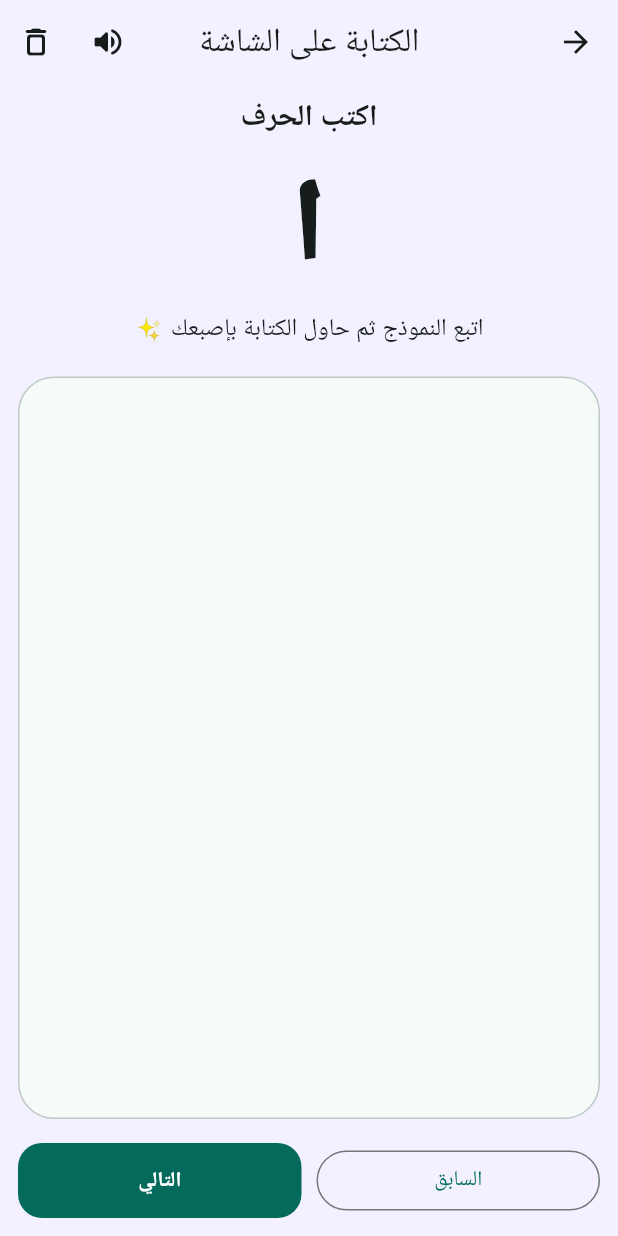
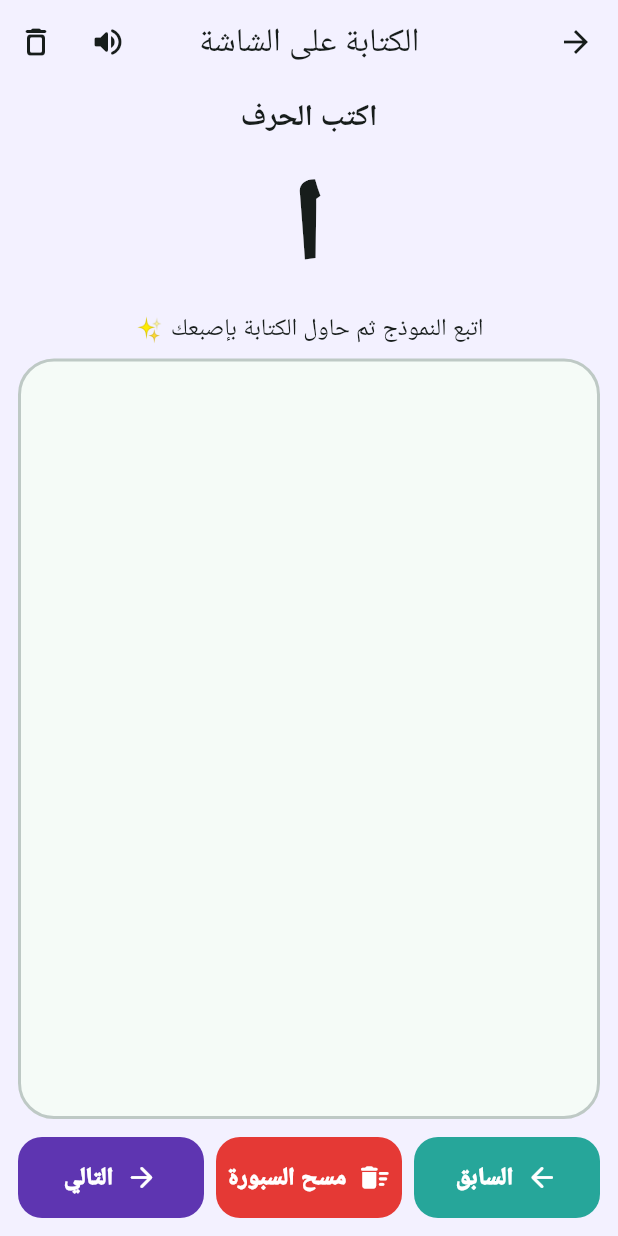
Before and after one commit to ali12hhh-oss/Moallemy_one, a Flutter app: the WritingScreen screen opened directly, on a phone screen of 412 x 824 dp. Run offline on Flutter 3.47's test engine with Material 3 defaults, Android fonts, the phone set to English and light mode, and no system bars; our stand-ins replace audioplayers, flutter_svg, flutter_tts, image_picker, shared_preferences; missing offline and left inert: google_mlkit_digital_ink_recognition; accounts and stored records are empty; project files that could hold a hidden picture were left out.

Commit message:
تنسيق أزرار شاشة الكتابة وإصلاح ظهور الكتابة

```diff
--- a/lib/features/writing/writing_screen.dart
+++ b/lib/features/writing/writing_screen.dart
@@ -32,56 +32,11 @@ class _WritingScreenState extends State<WritingScreen> {
       ];
     }
     return [
-      'ا',
-      'ب',
-      'ت',
-      'ث',
-      'ج',
-      'ح',
-      'د',
-      'ر',
-      'س',
-      'ش',
-      'م',
-      'ن',
-      'ي',
-      '١',
-      '٢',
-      '٣',
-      '٤',
-      '٥',
-      '٦',
-      '٧',
-      '٨',
-      '٩',
-      '١٠',
+      'ا', 'ب', 'ت', 'ث', 'ج', 'ح', 'د', 'ر', 'س', 'ش', 'م', 'ن', 'ي',
+      '١', '٢', '٣', '٤', '٥', '٦', '٧', '٨', '٩', '١٠',
       if (widget.stageId == 'prep' || widget.stageId == 'g1') ...[
-        'a',
-        'b',
-        'c',
-        'd',
-        'e',
-        'f',
-        'g',
-        'h',
-        'i',
-        'j',
-        'k',
-        'l',
-        'm',
-        'n',
-        'o',
-        'p',
-        'q',
-        'r',
-        's',
-        't',
-        'u',
-        'v',
-        'w',
-        'x',
-        'y',
-        'z',
+        'a', 'b', 'c', 'd', 'e', 'f', 'g', 'h', 'i', 'j', 'k', 'l', 'm',
+        'n', 'o', 'p', 'q', 'r', 's', 't', 'u', 'v', 'w', 'x', 'y', 'z',
       ],
     ];
   }
@@ -89,6 +44,11 @@ class _WritingScreenState extends State<WritingScreen> {
   String get target => targets[index % targets.length];
   bool get isEnglish => RegExp(r'^[a-z]+$').hasMatch(target);
   bool get isNumber => RegExp(r'^[٠-٩]+$').hasMatch(target);
+
+  void _clearBoard() {
+    if (points.isEmpty) return;
+    setState(points.clear);
+  }
 
   void _next(int delta) {
     setState(() {
@@ -105,6 +65,37 @@ class _WritingScreenState extends State<WritingScreen> {
     }
   }
 
+  Widget _bottomButton({
+    required String text,
+    required VoidCallback onPressed,
+    required IconData icon,
+    required Color color,
+  }) {
+    return Expanded(
+      child: SizedBox(
+        height: 54,
+        child: FilledButton.icon(
+          onPressed: onPressed,
+          style: FilledButton.styleFrom(
+            backgroundColor: color,
+            foregroundColor: Colors.white,
+            padding: const EdgeInsets.symmetric(horizontal: 6, vertical: 8),
+            shape: RoundedRectangleBorder(
+              borderRadius: BorderRadius.circular(16),
+            ),
+          ),
+          icon: Icon(icon, size: 22),
+          label: Text(
+            text,
+            maxLines: 1,
+            overflow: TextOverflow.ellipsis,
+            style: const TextStyle(fontSize: 16, fontWeight: FontWeight.w900),
+          ),
+        ),
+      ),
+    );
+  }
+
   @override
   Widget build(BuildContext context) {
     final label = isNumber
@@ -112,6 +103,7 @@ class _WritingScreenState extends State<WritingScreen> {
         : isEnglish
             ? 'اكتب الحرف'
             : (target.length > 1 ? 'اكتب الكلمة' : 'اكتب الحرف');
+
     return Directionality(
       textDirection: TextDirection.rtl,
       child: Scaffold(
@@ -123,14 +115,16 @@ class _WritingScreenState extends State<WritingScreen> {
               tooltip: 'استمع',
               icon: const Icon(Icons.volume_up_rounded),
             ),
+            // يبقى زر المسح العلوي موجوداً، بالإضافة إلى زر المسح الواضح أسفل السبورة.
             IconButton(
-              onPressed: () => setState(points.clear),
-              tooltip: 'مسح',
+              onPressed: _clearBoard,
+              tooltip: 'مسح السبورة',
               icon: const Icon(Icons.delete_outline_rounded),
             ),
           ],
         ),
-        body: Column(
+        body: SafeArea(
+          child: Column(
             children: [
               const SizedBox(height: 8),
               Text(
@@ -150,22 +144,30 @@ class _WritingScreenState extends State<WritingScreen> {
               const SizedBox(height: 8),
               Expanded(
                 child: Padding(
-                padding: const EdgeInsets.all(12),
+                  padding: const EdgeInsets.fromLTRB(12, 0, 12, 8),
                   child: DecoratedBox(
                     decoration: BoxDecoration(
                       color: Theme.of(context).colorScheme.surface,
                       borderRadius: BorderRadius.circular(24),
                       border: Border.all(
                         color: Theme.of(context).colorScheme.outlineVariant,
+                        width: 2,
                       ),
                     ),
                     child: ClipRRect(
                       borderRadius: BorderRadius.circular(24),
                       child: GestureDetector(
-                      onPanStart: (d) =>
-                          setState(() => points.add(d.localPosition)),
-                      onPanUpdate: (d) =>
-                          setState(() => points.add(d.localPosition)),
+                        behavior: HitTestBehavior.opaque,
+                        onPanStart: (details) {
+                          setState(() => points.add(details.localPosition));
+                        },
+                        onPanUpdate: (details) {
+                          setState(() => points.add(details.localPosition));
+                        },
+                        onPanEnd: (_) {
+                          // يفصل بين ضربات الإصبع حتى لا تتصل الكتابات المنفصلة.
+                          setState(() => points.add(Offset.infinite));
+                        },
                         child: CustomPaint(
                           painter: DrawingPainter(points),
                           child: const SizedBox.expand(),
@@ -179,23 +181,31 @@ class _WritingScreenState extends State<WritingScreen> {
                 padding: const EdgeInsets.fromLTRB(12, 4, 12, 12),
                 child: Row(
                   children: [
-                  Expanded(
-                    child: OutlinedButton(
+                    _bottomButton(
+                      text: 'السابق',
+                      icon: Icons.arrow_forward_rounded,
+                      color: const Color(0xFF26A69A),
                       onPressed: () => _next(-1),
-                      child: const Text('السابق'),
                     ),
+                    const SizedBox(width: 8),
+                    _bottomButton(
+                      text: 'مسح السبورة',
+                      icon: Icons.delete_sweep_rounded,
+                      color: const Color(0xFFE53935),
+                      onPressed: _clearBoard,
                     ),
-                  const SizedBox(width: 10),
-                  Expanded(
-                    child: FilledButton(
+                    const SizedBox(width: 8),
+                    _bottomButton(
+                      text: 'التالي',
+                      icon: Icons.arrow_back_rounded,
+                      color: const Color(0xFF5E35B1),
                       onPressed: () => _next(1),
-                      child: const Text('التالي'),
-                    ),
                     ),
                   ],
                 ),
               ),
             ],
+          ),
         ),
       ),
     );
@@ -209,15 +219,30 @@ class DrawingPainter extends CustomPainter {
   @override
   void paint(Canvas canvas, Size size) {
     final pen = Paint()
+      ..color = Colors.black87
       ..strokeWidth = 7
       ..strokeCap = StrokeCap.round
+      ..strokeJoin = StrokeJoin.round
       ..style = PaintingStyle.stroke;
-    for (var i = 1; i < points.length; i++) {
-      canvas.drawLine(points[i - 1], points[i], pen);
+
+    final dotPen = Paint()
+      ..color = Colors.black87
+      ..style = PaintingStyle.fill;
+
+    for (var i = 0; i < points.length; i++) {
+      final current = points[i];
+      if (current == Offset.infinite) continue;
+
+      final previous = i > 0 ? points[i - 1] : Offset.infinite;
+      if (previous == Offset.infinite) {
+        // يظهر حتى الضغط المفرد على السبورة، وليس فقط الحركة.
+        canvas.drawCircle(current, pen.strokeWidth / 2, dotPen);
+      } else {
+        canvas.drawLine(previous, current, pen);
+      }
     }
   }
 
   @override
-  bool shouldRepaint(covariant DrawingPainter oldDelegate) =>
-      oldDelegate.points != points;
+  bool shouldRepaint(covariant DrawingPainter oldDelegate) => true;
 }
```
Lines whose indentation alone changed are shown as unchanged.
